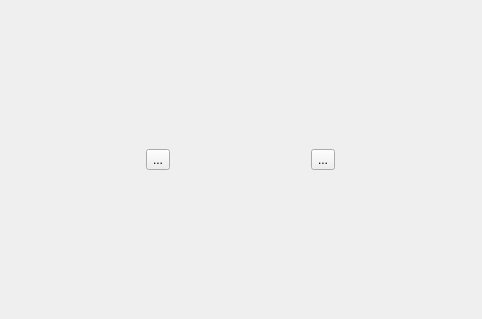
Before: the Qt Designer form rpfm_ui/ui_templates/audio_view.ui in Frodo45127/rpfm, drawn with Qt 5.
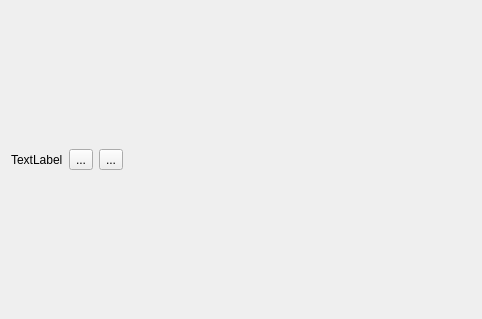
After: the same form once the commit is applied. Icons and pictures are not drawn.

Commit message: Updated rodio, and make it so wem files are recognized as audio (not yet reproducible).

```diff
--- a/rpfm_ui/ui_templates/audio_view.ui
+++ b/rpfm_ui/ui_templates/audio_view.ui
@@ -13,18 +13,26 @@
   <property name="windowTitle">
    <string>Form</string>
   </property>
-  <layout class="QGridLayout" name="gridLayout">
+  <layout class="QGridLayout" name="gridLayout" columnstretch="0,0,0,1">
    <item row="0" column="0">
-    <widget class="QToolButton" name="play_button">
+    <widget class="QLabel" name="warning_label">
      <property name="text">
-      <string>...</string>
-     </property>
-     <property name="icon">
-      <iconset theme="media-playback-start-symbolic"/>
+      <string>TextLabel</string>
      </property>
     </widget>
    </item>
    <item row="0" column="1">
+    <widget class="QToolButton" name="play_button">
+     <property name="text">
+      <string>...</string>
+     </property>
+     <property name="icon">
+      <iconset theme="media-playback-start-symbolic">
+       <normaloff>.</normaloff>.</iconset>
+     </property>
+    </widget>
+   </item>
+   <item row="0" column="2">
     <widget class="QToolButton" name="stop_button">
      <property name="text">
       <string>...</string>
@@ -34,6 +42,9 @@
      </property>
     </widget>
    </item>
+   <item row="0" column="3">
+    <widget class="QWidget" name="widget" native="true"/>
+   </item>
   </layout>
  </widget>
  <resources/>
```
Left out of the diff: 3 changed lines with no effect on the pictures. The commit also changes 6 other files.
